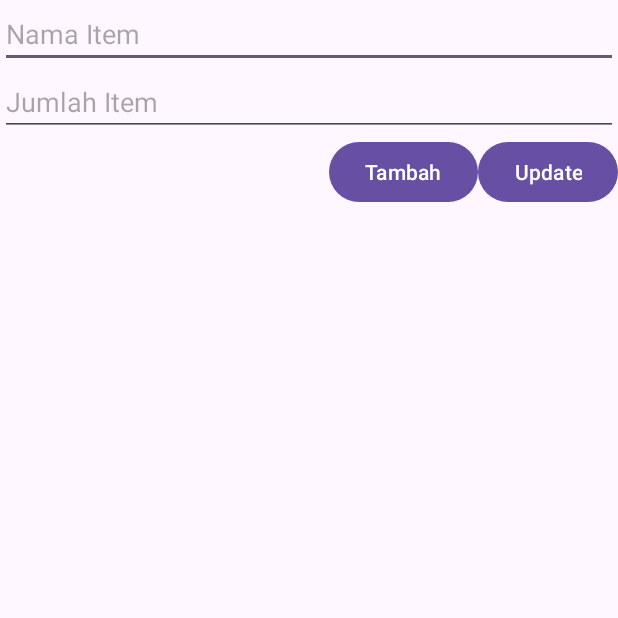
After one commit to C14220170/roomDB, an Android app: the TambahDaftar screen opened directly, with no data from a screen before it, on a phone screen of 412 x 824 dp, the top half of it. The commit adds this screen. Run offline under Robolectric (Android 15) with nearby library versions, the phone set to English and light mode, and no system bars; our stand-ins replace Room's generated code.

```diff
--- a/app/build.gradle.kts
+++ b/app/build.gradle.kts
@@ -6,7 +6,7 @@ plugins {
 
 android {
     namespace = "app.c14220170.roomdb"
-    compileSdk = 34
+    compileSdk = 35
 
     defaultConfig {
         applicationId = "app.c14220170.roomdb"
--- a/app/src/main/AndroidManifest.xml
+++ b/app/src/main/AndroidManifest.xml
@@ -13,6 +13,9 @@
         android:theme="@style/Theme.RoomDB"
         tools:targetApi="31">
         <activity
+            android:name=".TambahDaftar"
+            android:exported="false" />
+        <activity
             android:name=".MainActivity"
             android:exported="true">
             <intent-filter>
--- /dev/null
+++ b/app/src/main/java/app/c14220170/roomdb/TambahDaftar.kt
@@ -0,0 +1,49 @@
+package app.c14220170.roomdb
+
+import android.os.Bundle
+import android.widget.Button
+import android.widget.EditText
+import androidx.activity.enableEdgeToEdge
+import androidx.appcompat.app.AppCompatActivity
+import androidx.core.view.ViewCompat
+import androidx.core.view.WindowInsetsCompat
+import app.c14220170.roomdb.database.daftarBelanja
+import app.c14220170.roomdb.database.daftarBelanjaDB
+import app.c14220170.roomdb.helper.DateHelper.getCurrentDate
+import kotlinx.coroutines.CoroutineScope
+import kotlinx.coroutines.Dispatchers
+import kotlinx.coroutines.async
+
+class TambahDaftar : AppCompatActivity() {
+    var DB = daftarBelanjaDB.getDatabase(this)
+    var tanggal = getCurrentDate()
+
+    override fun onCreate(savedInstanceState: Bundle?) {
+        super.onCreate(savedInstanceState)
+        enableEdgeToEdge()
+        setContentView(R.layout.activity_tambah_daftar)
+        ViewCompat.setOnApplyWindowInsetsListener(findViewById(R.id.main)) { v, insets ->
+            val systemBars = insets.getInsets(WindowInsetsCompat.Type.systemBars())
+            v.setPadding(systemBars.left, systemBars.top, systemBars.right, systemBars.bottom)
+            insets
+        }
+
+        val btnTambah = findViewById<Button>(R.id.btnTambah)
+        val btnUpdate = findViewById<Button>(R.id.btnUpdate)
+        val etItem = findViewById<EditText>(R.id.etItem)
+        val etJumlah = findViewById<EditText>(R.id.etJumlah)
+
+        btnTambah.setOnClickListener {
+            CoroutineScope(Dispatchers.IO).async {
+                DB.fundaftarBelanjaDAO().insert(
+                    daftarBelanja(
+                        tanggal = tanggal,
+                        item = etItem.text.toString(),
+                        jumlah = etJumlah.text.toString(),
+                    )
+                )
+            }
+            finish()
+        }
+    }
+}
--- a/app/src/main/java/app/c14220170/roomdb/database/daftarBelanjaDB.kt
+++ b/app/src/main/java/app/c14220170/roomdb/database/daftarBelanjaDB.kt
@@ -7,7 +7,7 @@ import androidx.room.RoomDatabase
 
 @Database(entities = [daftarBelanja::class], version = 1)
 abstract class daftarBelanjaDB : RoomDatabase() {
-    abstract fun daftarBelanjaDAO(): daftarBelanjaDAO
+    abstract fun fundaftarBelanjaDAO(): daftarBelanjaDAO
 
     companion object{
         @Volatile
--- /dev/null
+++ b/app/src/main/res/drawable/baseline_add_24.xml
@@ -0,0 +1,5 @@
+<vector xmlns:android="http://schemas.android.com/apk/res/android" android:height="24dp" android:tint="#000000" android:viewportHeight="24" android:viewportWidth="24" android:width="24dp">
+
+    <path android:fillColor="@android:color/white" android:pathData="M19,13h-6v6h-2v-6H5v-2h6V5h2v6h6v2z"/>
+
+</vector>
--- /dev/null
+++ b/app/src/main/res/drawable/baseline_clear_24.xml
@@ -0,0 +1,5 @@
+<vector xmlns:android="http://schemas.android.com/apk/res/android" android:height="32dp" android:tint="#FF0000" android:viewportHeight="24" android:viewportWidth="24" android:width="32dp">
+
+    <path android:fillColor="@android:color/white" android:pathData="M19,6.41L17.59,5 12,10.59 6.41,5 5,6.41 10.59,12 5,17.59 6.41,19 12,13.41 17.59,19 19,17.59 13.41,12z"/>
+
+</vector>
--- /dev/null
+++ b/app/src/main/res/drawable/baseline_edit_note_24.xml
@@ -0,0 +1,5 @@
+<vector xmlns:android="http://schemas.android.com/apk/res/android" android:height="32dp" android:tint="#00FF2E" android:viewportHeight="24" android:viewportWidth="24" android:width="32dp">
+
+    <path android:fillColor="@android:color/white" android:pathData="M3,10h11v2H3V10zM3,8h11V6H3V8zM3,16h7v-2H3V16zM18.01,12.87l0.71,-0.71c0.39,-0.39 1.02,-0.39 1.41,0l0.71,0.71c0.39,0.39 0.39,1.02 0,1.41l-0.71,0.71L18.01,12.87zM17.3,13.58l-5.3,5.3V21h2.12l5.3,-5.3L17.3,13.58z"/>
+
+</vector>
--- /dev/null
+++ b/app/src/main/res/layout/activity_tambah_daftar.xml
@@ -0,0 +1,45 @@
+<?xml version="1.0" encoding="utf-8"?>
+<androidx.constraintlayout.widget.ConstraintLayout xmlns:android="http://schemas.android.com/apk/res/android"
+    xmlns:app="http://schemas.android.com/apk/res-auto"
+    xmlns:tools="http://schemas.android.com/tools"
+    android:id="@+id/main"
+    android:layout_width="match_parent"
+    android:layout_height="match_parent"
+    tools:context=".TambahDaftar">
+
+    <EditText
+        android:id="@+id/etItem"
+        android:layout_width="match_parent"
+        android:layout_height="wrap_content"
+        android:hint="Nama Item"
+        app:layout_constraintStart_toStartOf="parent"
+        app:layout_constraintTop_toTopOf="parent"
+        app:layout_constraintEnd_toEndOf="parent"/>
+
+    <EditText
+        android:id="@+id/etJumlah"
+        android:layout_width="match_parent"
+        android:layout_height="wrap_content"
+        android:hint="Jumlah Item"
+        app:layout_constraintEnd_toEndOf="parent"
+        app:layout_constraintStart_toStartOf="parent"
+        app:layout_constraintTop_toBottomOf="@+id/etItem" />
+
+    <Button
+        android:id="@+id/btnTambah"
+        android:layout_width="wrap_content"
+        android:layout_height="wrap_content"
+        android:text="Tambah"
+        app:layout_constraintEnd_toStartOf="@+id/btnUpdate"
+        app:layout_constraintTop_toBottomOf="@+id/etJumlah" />
+
+    <Button
+        android:id="@+id/btnUpdate"
+        android:layout_width="wrap_content"
+        android:layout_height="wrap_content"
+        android:text="Update"
+        app:layout_constraintEnd_toEndOf="parent"
+        app:layout_constraintTop_toBottomOf="@+id/etJumlah" />
+
+
+</androidx.constraintlayout.widget.ConstraintLayout>
```
Also changed, not shown: app/src/main/java/app/c14220170/roomdb/MainActivity.kt (+36 -0 lines), app/src/main/java/app/c14220170/roomdb/adapterDaftar.kt (added, +72 -0 lines), app/src/main/res/layout/activity_main.xml (+17 -4 lines), app/src/main/res/layout/item_list.xml (added, +59 -0 lines).
